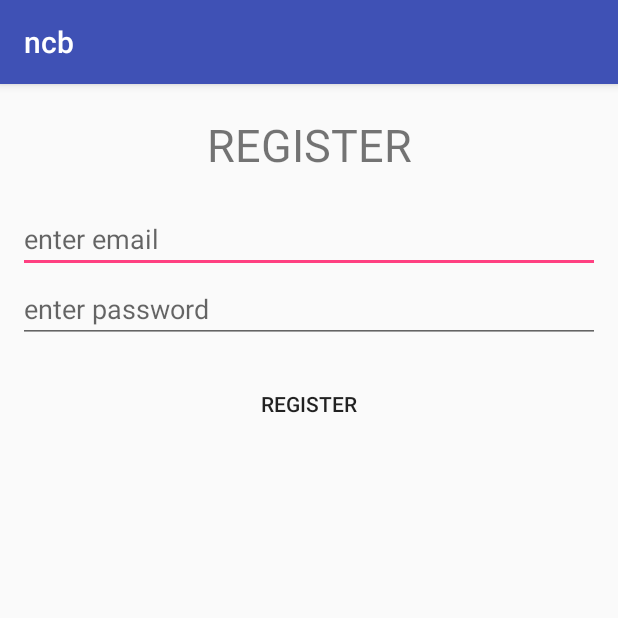
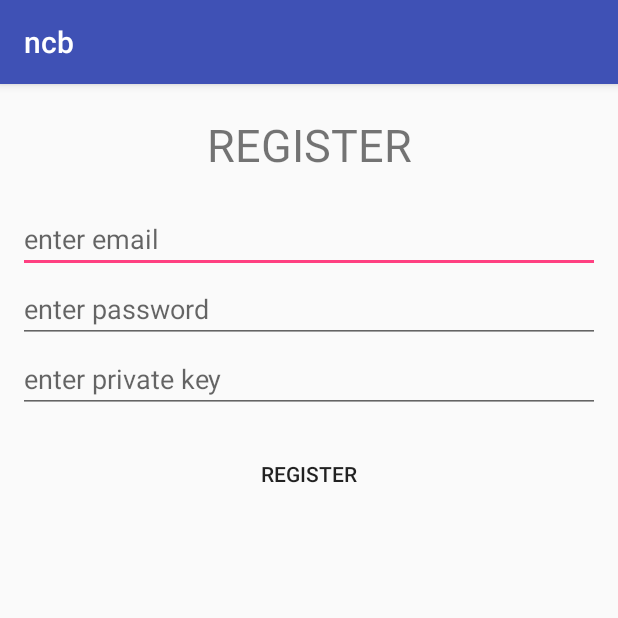
Before and after one commit to K01001011/ncb, an Android app: the screen it shows after launch (RegisterActivity), after a tap on "CREATE NEW ACCOUNT", on a phone screen of 412 x 824 dp, the top half of it. Run offline under Robolectric (Android 15) with nearby library versions, the phone set to English and light mode, and no system bars; our stand-ins replace Firebase (no records; nobody signed in at launch, a user with empty details on screens opened directly).

Commit message:
private key
camera needs work

```diff
--- a/app/build.gradle
+++ b/app/build.gradle
@@ -21,9 +21,12 @@ android {
 dependencies {
     implementation fileTree(dir: 'libs', include: ['*.jar'])
     implementation 'com.android.support:appcompat-v7:27.1.1'
+    implementation 'com.android.support:support-v4:27.1.1'
+    implementation 'com.android.support:support-media-compat:27.1.1'
     implementation 'com.android.support.constraint:constraint-layout:1.1.2'
-    implementation 'com.google.firebase:firebase-auth:11.6.0'
+    implementation 'com.google.firebase:firebase-auth:11.8.0'
     implementation 'com.google.firebase:firebase-database:11.8.0'
+    implementation 'com.google.firebase:firebase-storage:11.8.0'
     testImplementation 'junit:junit:4.12'
     androidTestImplementation 'com.android.support.test:runner:1.0.2'
     androidTestImplementation 'com.android.support.test.espresso:espresso-core:3.0.2'
--- a/app/src/main/java/com/nic/karthik/ncb/LoginActivity.java
+++ b/app/src/main/java/com/nic/karthik/ncb/LoginActivity.java
@@ -21,7 +21,7 @@ import com.google.firebase.auth.FirebaseUser;
 public class LoginActivity extends AppCompatActivity {
 
     EditText username,password;
-    Button Login,BRegister;
+    Button Login,BRegister, adminLogin;
     FirebaseAuth Auth;
     FirebaseAuth.AuthStateListener Authlistener;
 
@@ -34,6 +34,7 @@ public class LoginActivity extends AppCompatActivity {
         password = findViewById(R.id.password);
         Login = findViewById(R.id.loginButton);
         BRegister = findViewById(R.id.register);
+        adminLogin = findViewById(R.id.admin);
 
         BRegister.setOnClickListener(new View.OnClickListener() {
             @Override
@@ -62,6 +63,23 @@ public class LoginActivity extends AppCompatActivity {
             @Override
             public void onClick(View v) {
                 signIn();
+            }
+        });
+
+        adminLogin.setOnClickListener(new View.OnClickListener() {
+            @Override
+            public void onClick(View v) {
+                String email = username.getText().toString().trim();
+                String pass = password.getText().toString().trim();
+                if(email.equals("ncbadmin") && pass.equals("adminpassword"))
+                {
+                    Intent intent = new Intent(LoginActivity.this, AdminActivity.class);
+                    startActivity(intent);
+                }
+                else
+                {
+                    Toast.makeText(LoginActivity.this, "CHECK USERNAME AND PASSWORD", Toast.LENGTH_LONG).show();
+                }
             }
         });
     }
@@ -96,7 +114,7 @@ public class LoginActivity extends AppCompatActivity {
                 public void onComplete(@NonNull Task<AuthResult> task) {
                     if (!task.isSuccessful())
                     {
-                        Toast.makeText(LoginActivity.this, "PROBLEM SIGNING IN", Toast.LENGTH_LONG).show();
+                        Toast.makeText(LoginActivity.this, "CHECK USERNAME AND PASSWORD", Toast.LENGTH_LONG).show();
                     }
                 }
             });
--- a/app/src/main/java/com/nic/karthik/ncb/RegisterActivity.java
+++ b/app/src/main/java/com/nic/karthik/ncb/RegisterActivity.java
@@ -16,20 +16,24 @@ import com.google.android.gms.tasks.Task;
 import com.google.firebase.auth.AuthResult;
 import com.google.firebase.auth.FirebaseAuth;
 import com.google.firebase.auth.FirebaseUser;
+import com.google.firebase.database.DataSnapshot;
+import com.google.firebase.database.DatabaseError;
 import com.google.firebase.database.DatabaseReference;
 import com.google.firebase.database.FirebaseDatabase;
+import com.google.firebase.database.ValueEventListener;
 
 import java.util.HashMap;
 import java.util.Map;
+import java.util.UUID;
 
 public class RegisterActivity extends AppCompatActivity {
 
-    EditText username,password;
+    EditText username,password, privateKey;
     Button Register;
     private FirebaseAuth mAuth;
-    String email,pass;
+    String email,pass, key;
     private ProgressDialog progressDialog;
-    DatabaseReference database,f_users;
+    DatabaseReference database,f_data;
     int x=0;
 
     @Override
@@ -41,15 +45,17 @@ public class RegisterActivity extends AppCompatActivity {
         mAuth = FirebaseAuth.getInstance();
         username = findViewById(R.id.username);
         password = findViewById(R.id.password);
+        privateKey = findViewById(R.id.privateKey);
         Register = findViewById(R.id.registerButton);
-        database = FirebaseDatabase.getInstance().getReference();
-        f_users = database.child("Users");
+        database = FirebaseDatabase.getInstance().getReference("Key");
+        f_data = FirebaseDatabase.getInstance().getReference("Key");
 
         Register.setOnClickListener(new View.OnClickListener() {
             @Override
             public void onClick(View v) {
                 email = username.getText().toString().trim();
                 pass = password.getText().toString().trim();
+                key = privateKey.getText().toString().trim();
                 if (email.isEmpty() || pass.isEmpty()) {
                     x = 3;
                 }
@@ -70,7 +76,7 @@ public class RegisterActivity extends AppCompatActivity {
                             FirebaseUser user = FirebaseAuth.getInstance().getCurrentUser();
                             if(user!=null) {
                                 String currentUser = mAuth.getCurrentUser().getUid();
-                                f_users.child("UID").setValue(currentUser);
+                                //f_users.child(currentUser).setValue(currentUser);
                                 Intent intent = new Intent(RegisterActivity.this, MainActivity.class);
                                 startActivity(intent);
                                 finish();
@@ -89,9 +95,26 @@ public class RegisterActivity extends AppCompatActivity {
     {
         if(x==0)
         {
-            progressDialog.setMessage("PLEASE WAIT");
-            progressDialog.show();
-            createAccount(email, pass);
+            database.addListenerForSingleValueEvent(new ValueEventListener() {
+                @Override
+                public void onDataChange(DataSnapshot dataSnapshot) {
+                    String dataKey = dataSnapshot.getValue(String.class);
+                    if(key.equals(dataKey))
+                    {
+                        String newKey = UUID.randomUUID().toString().substring(0, 10);
+                        Log.d("inside", "onDataChange: " + newKey);
+                        f_data.setValue(newKey);
+                        progressDialog.setMessage("PLEASE WAIT");
+                        progressDialog.show();
+                        createAccount(email, pass);
+                    }
+                }
+
+                @Override
+                public void onCancelled(DatabaseError databaseError) {
+
+                }
+            });
         }
         else if(x==3)
         {
--- a/app/src/main/res/layout/activity_register.xml
+++ b/app/src/main/res/layout/activity_register.xml
@@ -44,7 +44,18 @@
         android:hint="enter password"
         android:layout_marginBottom="1dp"/>
 
-
+    <EditText
+        android:layout_width="match_parent"
+        android:layout_height="wrap_content"
+        android:id="@+id/privateKey"
+        android:inputType="textPassword"
+        android:layout_marginLeft="12dp"
+        android:layout_marginStart="12dp"
+        android:layout_marginRight="12dp"
+        android:layout_marginEnd="12dp"
+        android:maxLines="1"
+        android:hint="enter private key"
+        android:layout_marginBottom="1dp"/>
 
     <Button
         android:layout_width="wrap_content"
```
Also changed, not shown: app/src/main/AndroidManifest.xml (+11 -8 lines), app/src/main/java/com/nic/karthik/ncb/AdminActivity.java (added, +40 -0 lines), app/src/main/res/layout/activity_admin.xml (added, +18 -0 lines), app/src/main/res/layout/activity_login.xml (+9 -0 lines).
